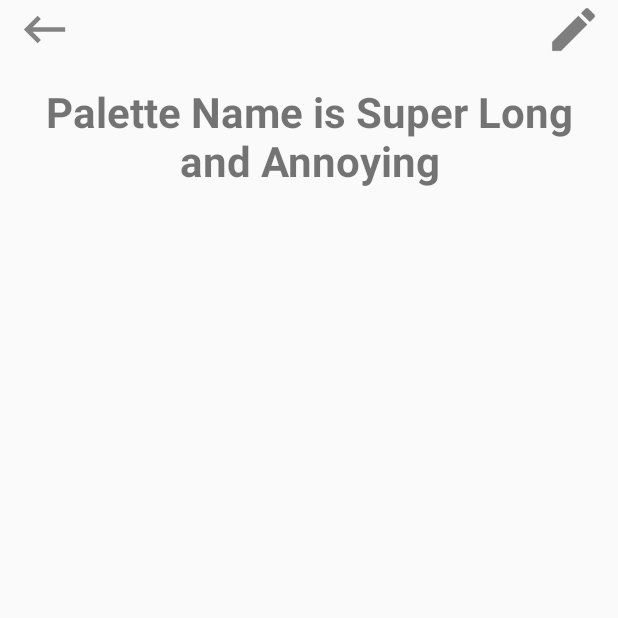
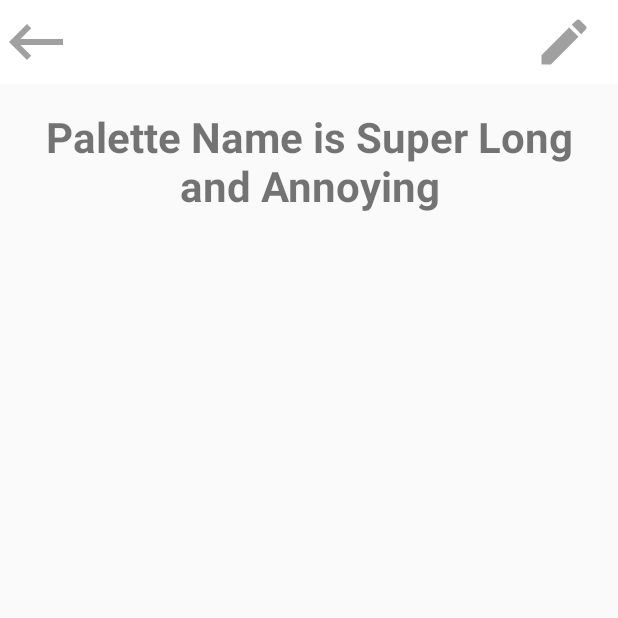
Before and after one commit to Team-Harmony-Dev/LiveColor, an Android app: the PaletteInfoActivity screen opened directly, with no data from a screen before it, on a phone screen of 412 x 824 dp, the top half of it. Run offline under Robolectric (Android 15) with nearby library versions, the phone set to English and light mode, and no system bars; 3 statements that could not run were skipped.

Commit message:
corection to toolbar icon color, adjusted some toolbars to match + minor fixes

```diff
--- a/app/src/main/java/com/harmony/livecolor/PaletteInfoActivity.java
+++ b/app/src/main/java/com/harmony/livecolor/PaletteInfoActivity.java
@@ -8,6 +8,7 @@ import androidx.recyclerview.widget.RecyclerView;
 
 import android.content.Intent;
 import android.os.Bundle;
+import android.util.Log;
 import android.view.View;
 import android.widget.ImageButton;
 import android.widget.TextView;
@@ -33,14 +34,7 @@ public class PaletteInfoActivity extends AppCompatActivity {
         ActionBar actionBar = getSupportActionBar();
         //actionBar.hide();
 
-        //set back button to leave activity
-        ImageButton backButton = findViewById(R.id.backButton);
-        backButton.setOnClickListener(new View.OnClickListener() {
-            @Override
-            public void onClick(View view) {
-                finish();
-            }
-        });
+
 
         //get extra containing the palette object
         Intent intent = getIntent();
@@ -56,6 +50,34 @@ public class PaletteInfoActivity extends AppCompatActivity {
         //initialize the recycler
         initRecycler();
     }
+
+    /**
+     *  BACK BUTTON
+     *  simple back button
+     * @param view view of button
+     *
+     *
+     * part of the refactor
+     * set back button to leave activity
+     */
+    public void onClickBackButton(View view){
+        finish();
+    }
+
+    /**
+     *  EDIT BUTTON
+     *  placeholder edit button
+     * @param view view of button
+     *
+     *
+     * @author Daniel
+     * part of the refactor
+     *
+     */
+    public void onClickEditButton(View view){
+        Log.d("DEBUG","edit button pressed in palette info activity");
+    }
+
 
     //initializes the recycler view with the given color information
     public void initRecycler(){
--- /dev/null
+++ b/app/src/main/res/drawable/ic_baseline_edit_light_grey_32.xml
@@ -0,0 +1,5 @@
+<vector android:height="32dp" android:tint="#A0A0A0"
+    android:viewportHeight="24" android:viewportWidth="24"
+    android:width="32dp" xmlns:android="http://schemas.android.com/apk/res/android">
+    <path android:fillColor="@android:color/white" android:pathData="M3,17.25V21h3.75L17.81,9.94l-3.75,-3.75L3,17.25zM20.71,7.04c0.39,-0.39 0.39,-1.02 0,-1.41l-2.34,-2.34c-0.39,-0.39 -1.02,-0.39 -1.41,0l-1.83,1.83 3.75,3.75 1.83,-1.83z"/>
+</vector>
--- /dev/null
+++ b/app/src/main/res/drawable/ic_baseline_edit_light_grey_40.xml
@@ -0,0 +1,5 @@
+<vector android:height="40dp" android:tint="#A0A0A0"
+    android:viewportHeight="24" android:viewportWidth="24"
+    android:width="40dp" xmlns:android="http://schemas.android.com/apk/res/android">
+    <path android:fillColor="@android:color/white" android:pathData="M3,17.25V21h3.75L17.81,9.94l-3.75,-3.75L3,17.25zM20.71,7.04c0.39,-0.39 0.39,-1.02 0,-1.41l-2.34,-2.34c-0.39,-0.39 -1.02,-0.39 -1.41,0l-1.83,1.83 3.75,3.75 1.83,-1.83z"/>
+</vector>
--- /dev/null
+++ b/app/src/main/res/drawable/ic_baseline_edit_light_grey_48.xml
@@ -0,0 +1,5 @@
+<vector android:height="48dp" android:tint="#A0A0A0"
+    android:viewportHeight="24" android:viewportWidth="24"
+    android:width="48dp" xmlns:android="http://schemas.android.com/apk/res/android">
+    <path android:fillColor="@android:color/white" android:pathData="M3,17.25V21h3.75L17.81,9.94l-3.75,-3.75L3,17.25zM20.71,7.04c0.39,-0.39 0.39,-1.02 0,-1.41l-2.34,-2.34c-0.39,-0.39 -1.02,-0.39 -1.41,0l-1.83,1.83 3.75,3.75 1.83,-1.83z"/>
+</vector>
--- /dev/null
+++ b/app/src/main/res/drawable/ic_baseline_keyboard_light_grey_backspace_48.xml
@@ -0,0 +1,5 @@
+<vector android:height="48dp" android:tint="#A0A0A0"
+    android:viewportHeight="24" android:viewportWidth="24"
+    android:width="48dp" xmlns:android="http://schemas.android.com/apk/res/android">
+    <path android:fillColor="@android:color/white" android:pathData="M21,11H6.83l3.58,-3.59L9,6l-6,6 6,6 1.41,-1.41L6.83,13H21z"/>
+</vector>
--- a/app/src/main/res/layout/activity_color_info.xml
+++ b/app/src/main/res/layout/activity_color_info.xml
@@ -38,11 +38,10 @@
                 android:hint="Name"
 
 
-
                 app:layout_constraintBottom_toBottomOf="parent"
                 app:layout_constraintStart_toStartOf="parent"
                 app:layout_constraintTop_toTopOf="parent"
-                app:srcCompat="@drawable/ic_baseline_keyboard_backspace_grey_48" />
+                app:srcCompat="@drawable/ic_baseline_keyboard_light_grey_backspace_48" />
 
             <ImageButton
                 android:id="@+id/editButton"
@@ -55,7 +54,7 @@
                 app:layout_constraintBottom_toBottomOf="parent"
                 app:layout_constraintEnd_toEndOf="parent"
                 app:layout_constraintTop_toTopOf="parent"
-                app:srcCompat="@drawable/ic_baseline_edit_grey_32" />
+                app:srcCompat="@drawable/ic_baseline_edit_light_grey_40" />
         </androidx.constraintlayout.widget.ConstraintLayout>
 
 
--- a/app/src/main/res/layout/activity_edit_color.xml
+++ b/app/src/main/res/layout/activity_edit_color.xml
@@ -40,7 +40,7 @@
                 app:layout_constraintBottom_toBottomOf="parent"
                 app:layout_constraintStart_toStartOf="parent"
                 app:layout_constraintTop_toTopOf="parent"
-                app:srcCompat="@drawable/ic_baseline_keyboard_backspace_grey_48" />
+                app:srcCompat="@drawable/ic_baseline_keyboard_light_grey_backspace_48" />
 
             <ToggleButton
                 android:id="@+id/toggleButton"
--- a/app/src/main/res/layout/activity_palette_info.xml
+++ b/app/src/main/res/layout/activity_palette_info.xml
@@ -12,40 +12,57 @@
         android:layout_height="match_parent"
         android:orientation="vertical">
 
-        <LinearLayout
+        <androidx.appcompat.widget.Toolbar
+            android:id="@+id/toolbarEdit2"
             android:layout_width="match_parent"
-            android:layout_height="0dp"
-            android:layout_weight=".05"
-            android:orientation="horizontal">
+            android:layout_height="wrap_content"
+            android:background="@color/ic_launcher_background"
+            android:gravity="center_vertical"
+            app:contentInsetLeft="0dp"
+            app:contentInsetStart="0dp"
+            app:contentInsetStartWithNavigation="0dp"
+            app:layout_constraintEnd_toEndOf="parent"
+            app:layout_constraintTop_toTopOf="parent">
 
-            <ImageButton
-                android:id="@+id/backButton"
-                android:layout_width="wrap_content"
+            <androidx.constraintlayout.widget.ConstraintLayout
+                android:id="@+id/constraintLayoutToolbarInner"
+                android:layout_width="match_parent"
                 android:layout_height="match_parent"
-                android:layout_marginLeft="10dp"
-                android:adjustViewBounds="true"
-                android:background="@android:color/transparent"
-                android:padding="1dp"
-                android:scaleType="fitCenter"
-                app:srcCompat="@drawable/back_arrow" />
+                tools:layout_editor_absoluteX="16dp"
+                tools:layout_editor_absoluteY="32dp">
 
-            <Space
-                android:layout_width="wrap_content"
-                android:layout_height="match_parent"
-                android:layout_weight="1" />
+                <ImageButton
+                    android:id="@+id/backButton"
+                    android:layout_width="wrap_content"
+                    android:layout_height="wrap_content"
+                    android:layout_gravity="left"
+                    android:background="#00FFFFFF"
+                    android:hint="Name"
 
-            <ImageButton
-                android:id="@+id/editButton"
-                android:layout_width="wrap_content"
-                android:layout_height="match_parent"
-                android:layout_marginRight="10dp"
-                android:adjustViewBounds="true"
-                android:background="@android:color/transparent"
-                android:padding="0.5dp"
-                android:scaleType="fitCenter"
-                app:srcCompat="@drawable/edit_filled" />
 
-        </LinearLayout>
+                    android:onClick="onClickBackButton"
+                    app:layout_constraintBottom_toBottomOf="parent"
+                    app:layout_constraintStart_toStartOf="parent"
+                    app:layout_constraintTop_toTopOf="parent"
+                    app:srcCompat="@drawable/ic_baseline_keyboard_light_grey_backspace_48" />
+
+                <ImageButton
+                    android:id="@+id/editButton"
+                    android:layout_width="wrap_content"
+                    android:layout_height="0dp"
+                    android:layout_gravity="right"
+                    android:background="#00FFFFFF"
+                    android:hint="Name"
+                    android:onClick="onClickEditButton"
+                    android:paddingHorizontal="16dp"
+                    app:layout_constraintBottom_toBottomOf="parent"
+                    app:layout_constraintEnd_toEndOf="parent"
+                    app:layout_constraintTop_toTopOf="parent"
+                    app:srcCompat="@drawable/ic_baseline_edit_light_grey_40" />
+            </androidx.constraintlayout.widget.ConstraintLayout>
+
+
+        </androidx.appcompat.widget.Toolbar>
 
         <TextView
             android:id="@+id/paletteName"
```
